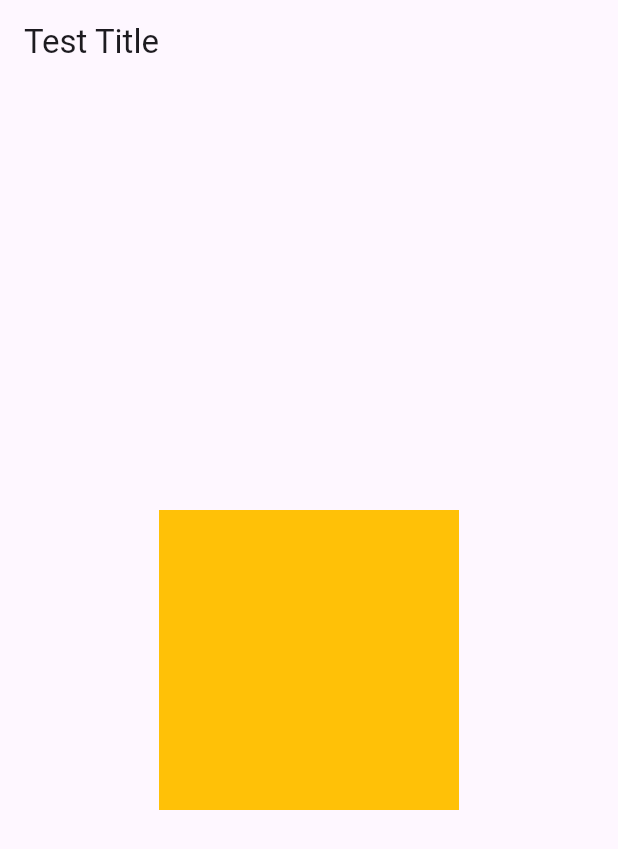
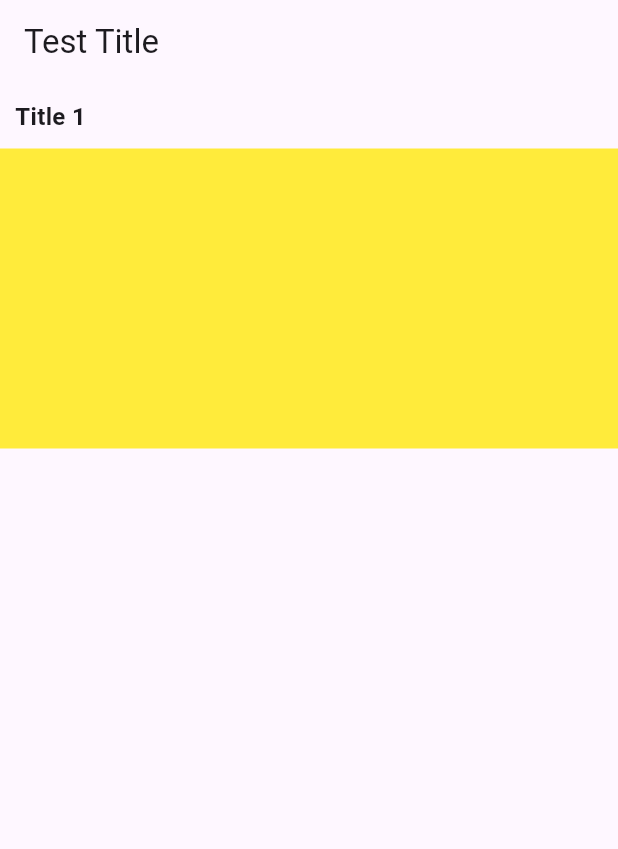
Before and after one commit to beebe0mg/Flutter-Study, a Flutter app: the screen it shows after launch, on a phone screen of 412 x 824 dp. Shown: the top 849 px of the screen. Run offline on Flutter 3.47's test engine with Material 3 defaults, Android fonts, the phone set to English and light mode, and no system bars.

Commit message:
Learn : ListView 첫 사용하기

```diff
--- a/flutter_study/lib/main.dart
+++ b/flutter_study/lib/main.dart
@@ -34,16 +34,38 @@ class _MyHomePageState extends State<MyHomePage> {
       appBar: AppBar(
         title: const Text("Test Title"),
       ),
-      body: Center(
-        child: GestureDetector(
-          onTap: () => print("GestureDetector used."),
-          child: Container(
-            width: 200,
-            height: 200,
-            color: Colors.amber,
-          )
-        )
+      body: ListView(
+        scrollDirection: Axis.horizontal,
+        children: [
+          postContainer(title: "Title 1", colorData: Colors.yellow),
+          postContainer(title: "Title 2", colorData: Colors.red),
+          postContainer(title: "Title 3", colorData: Colors.green),
+          postContainer(title: "Title 4", colorData: Colors.amber),
+          postContainer(title: "Title 5", colorData: Colors.indigo),
+        ],
       ),
     );
   }
+  Widget postContainer({String title = '', Color colorData = Colors.blue}) {
+    return Column(
+      crossAxisAlignment: CrossAxisAlignment.start,
+      children: [
+        Container(
+            padding: const EdgeInsets.all(10),
+            child: Text(
+              title,
+              style: const TextStyle(
+                fontSize: 16,
+                fontWeight: FontWeight.bold,
+              ),
+            ),
+          ),
+          Container(
+            width: MediaQuery.of(context).size.width,
+            height: 200,
+            color: colorData,
+          )
+      ],
+    );
+  }
 }
```
